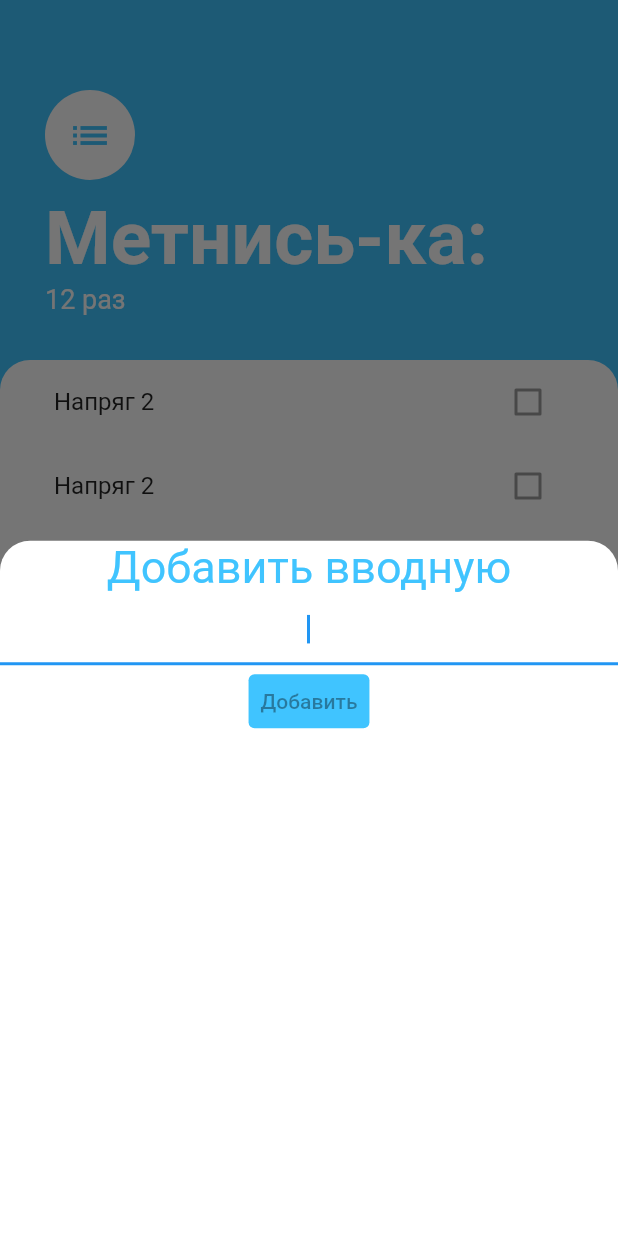
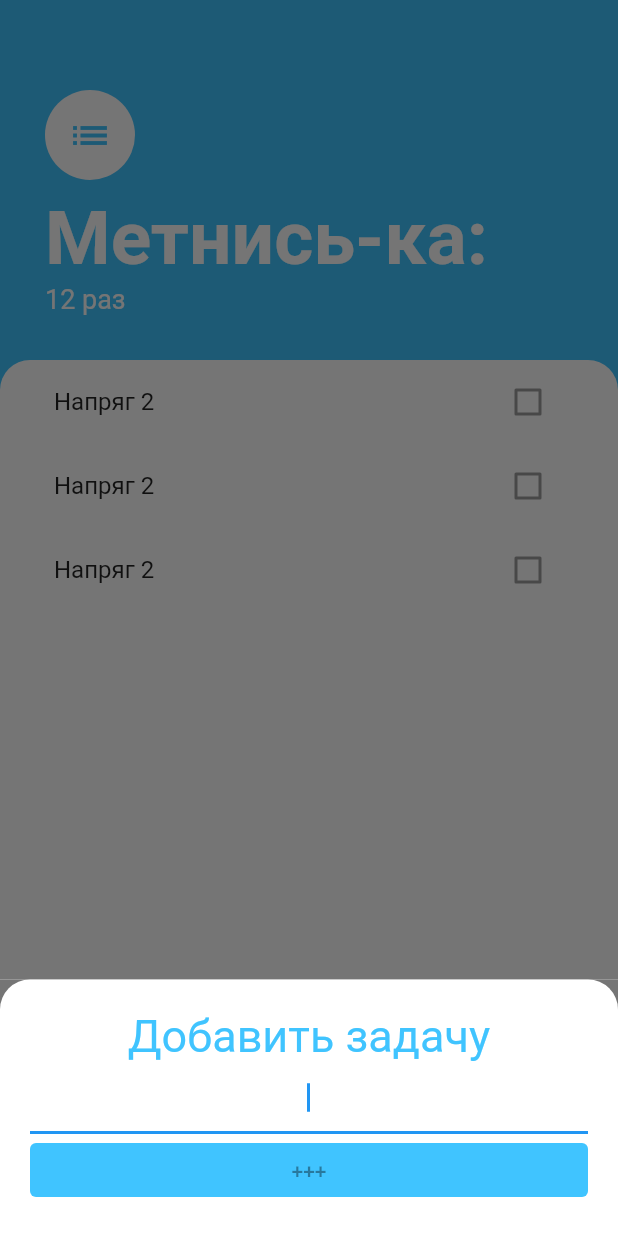
Before and after one commit to fimich1/Wish_list, a Flutter app: the screen it shows after launch, after a tap on the "add" icon, on a phone screen of 412 x 824 dp. Run offline on Flutter 3.47's test engine with Material 2 defaults, Android fonts, the phone set to English and light mode, and no system bars; missing offline and left inert: dart:html.

Commit message:
боттом модал шт

```diff
--- a/lib/screens/add_task_screen.dart
+++ b/lib/screens/add_task_screen.dart
@@ -10,6 +10,7 @@
     return Container(
       color: Color(0xff757575),
       child: Container(
+        padding: EdgeInsets.all(20.0),
         decoration: BoxDecoration(
             color: Colors.white,
             borderRadius: BorderRadius.only(
@@ -17,8 +18,10 @@
               topRight: Radius.circular(20.0),
             )),
         child: Column(
-          children: [
-            Text('Добавить вводную',
+          crossAxisAlignment: CrossAxisAlignment.stretch ,
+          children: <Widget> [
+            Text('Добавить задачу',
+            textAlign: TextAlign.center,
             style: TextStyle(
               fontSize: 30.0,
               color: Colors.lightBlueAccent,
@@ -29,12 +32,14 @@
               textAlign: TextAlign.center,
             ),
             TextButton (
-                onPressed: null,
               style: TextButton.styleFrom(
                 backgroundColor: Colors.lightBlueAccent,
                 foregroundColor: Colors.white,
               ),
-                child: const Text('Добавить'),
+
+                onPressed: null, // добавляет задачку
+
+                child: const Text('+++'),
 
 
             ),
--- a/lib/screens/tasks_screen.dart
+++ b/lib/screens/tasks_screen.dart
@@ -16,9 +16,13 @@
         child: Icon(Icons.add),
         onPressed: () {
           showModalBottomSheet(
-              context: context,
-              builder: (context) => AddTaskScreen(),
-          backgroundColor: Colors.transparent,
+            isScrollControlled: true,
+            context: context,
+            builder: (context) => SingleChildScrollView(
+              padding: EdgeInsets.only(
+                  bottom: MediaQuery.of(context).viewInsets.bottom),
+              child: AddTaskScreen(),
+            ),
           );
         },
       ),
```
